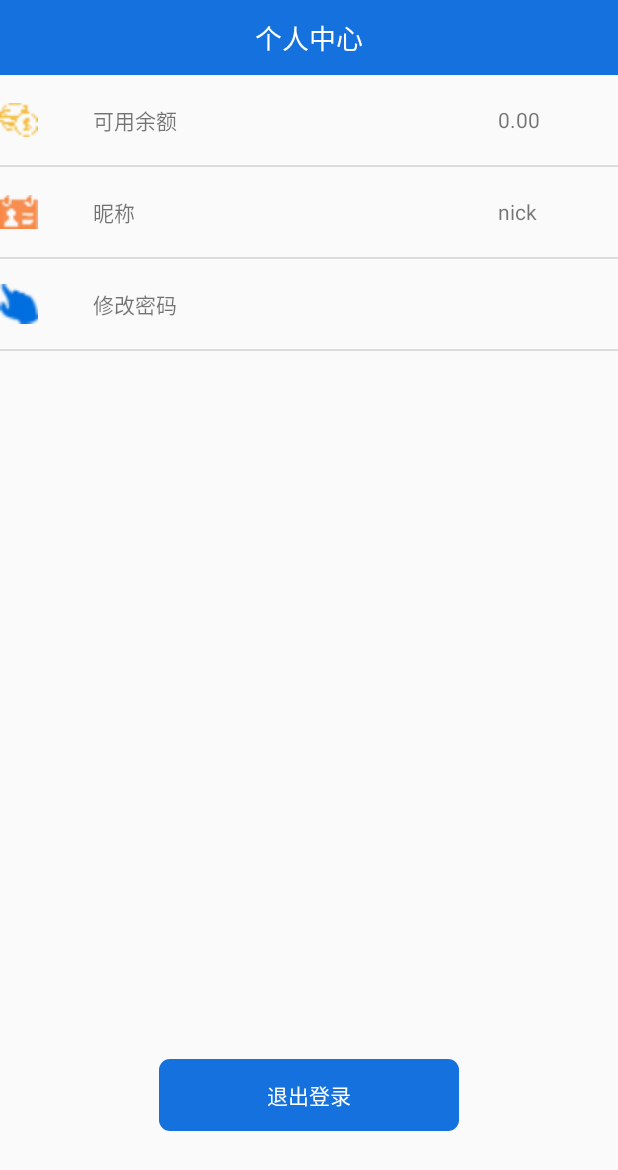
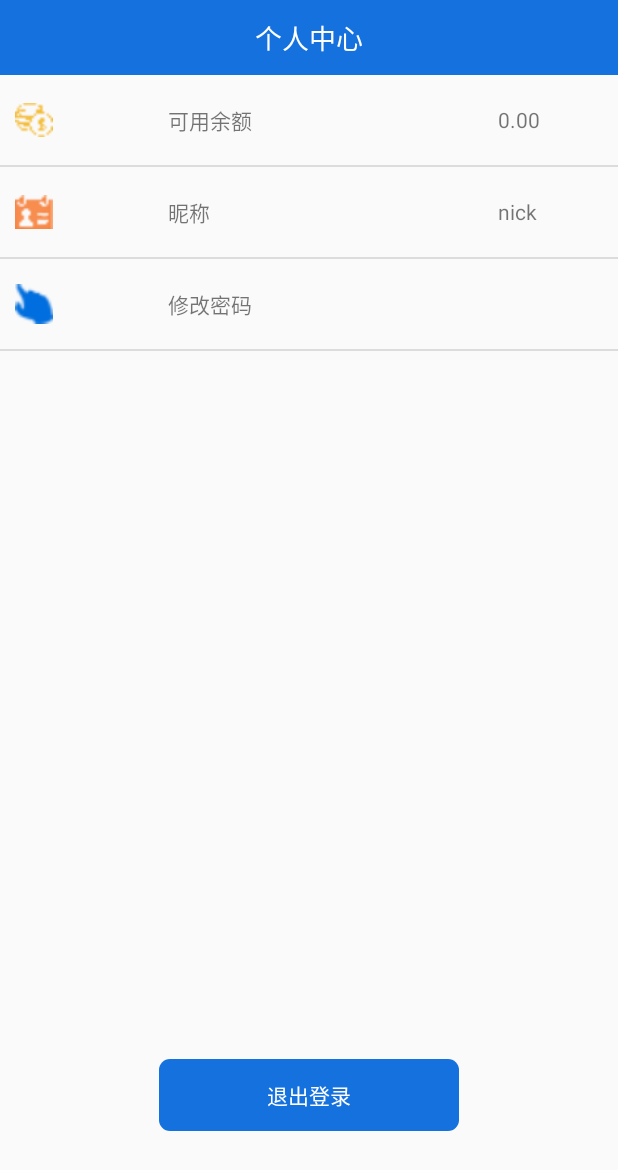
Before and after one commit to iosdevelop123/demo, an Android app: the UserActivity screen opened directly, with no data from a screen before it, on a phone screen of 412 x 824 dp. Shown: the top 1170 px of the screen. Run offline under Robolectric (Android 15) with nearby library versions, the light colour scheme and no system bars.

Commit message:
ip地址和唯一标识的获取，网络类型的判断

```diff
--- a/MyApplication/app/src/main/AndroidManifest.xml
+++ b/MyApplication/app/src/main/AndroidManifest.xml
@@ -3,9 +3,11 @@
     package="com.example.secretwang.myapplication">
 
     <uses-permission android:name="android.permission.INTERNET" />
+    <uses-permission android:name="android.permission.ACCESS_WIFI_STATE"/>
+    <uses-permission android:name="android.permission.ACCESS_NETWORK_STATE" />
+    <uses-permission android:name="android.permission.READ_PHONE_STATE"/>
+    <span style="font-size:16px;">
 
-    <span style="font-size:16px;">
-        <uses-permission android:name="android.permission.INTERNET" />
     </span>
 
     <application
--- a/MyApplication/app/src/main/res/layout/list_user.xml
+++ b/MyApplication/app/src/main/res/layout/list_user.xml
@@ -3,7 +3,8 @@
     android:layout_width="match_parent"
     android:layout_height="match_parent"
     android:orientation="vertical">
-    <LinearLayout android:layout_width="match_parent"
+    <LinearLayout
+        android:layout_width="match_parent"
         android:layout_height="match_parent"
         android:orientation="horizontal"
         android:weightSum="1">
@@ -12,26 +13,28 @@
             android:layout_height="match_parent">
             <ImageView
                 android:id="@+id/user_item0"
+                android:layout_marginLeft="10dp"
                 android:layout_width="25dp"
                 android:layout_height="60dp"
-            android:gravity="center_vertical"
-              android:layout_alignParentTop="true" />
+                android:layout_alignParentTop="true"
+                android:gravity="center_vertical" />
             <TextView
                 android:id="@+id/user_item1"
-           android:layout_width="270dp"
+                android:layout_width="220dp"
                 android:layout_height="60dp"
-           android:gravity="center_vertical"
                 android:layout_alignParentTop="true"
+                android:layout_marginLeft="25dp"
+                android:layout_toLeftOf="@+id/user_item2"
                 android:layout_toStartOf="@+id/user_item2"
-              android:layout_toLeftOf="@+id/user_item2" />
+                android:gravity="center_vertical" />
             <TextView
                 android:id="@+id/user_item2"
                 android:layout_width="80dp"
                 android:layout_height="60dp"
-          android:gravity="center_vertical"
+                android:layout_alignParentEnd="true"
+                android:layout_alignParentRight="true"
                 android:layout_alignParentTop="true"
-             android:layout_alignParentRight="true"
-             android:layout_alignParentEnd="true" />
+                android:gravity="center_vertical" />
         </RelativeLayout>
     </LinearLayout>
 </LinearLayout>
```
Also changed, not shown: MyApplication/app/src/main/java/com/example/secretwang/myapplication/LoginActivity.java (+5 -8 lines), MyApplication/app/src/main/java/com/example/secretwang/myapplication/MainActivity.java (+65 -12 lines), MyApplication/app/src/main/java/com/example/secretwang/myapplication/NetWorkUtils.java (added, +93 -0 lines), 1 other file. Lines whose indentation alone changed are shown as unchanged.
